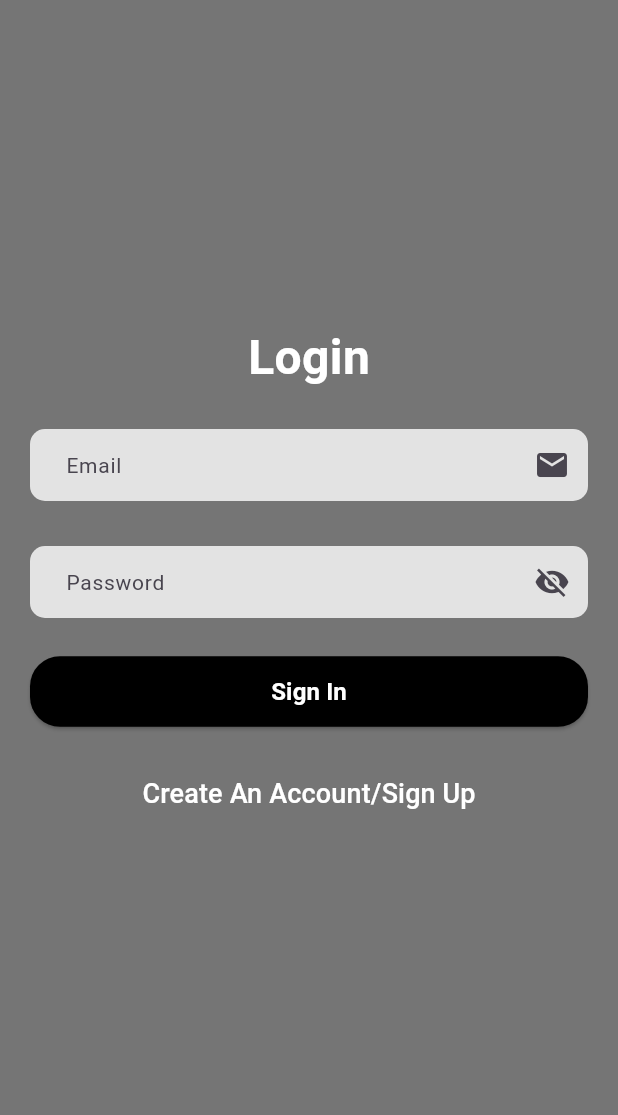
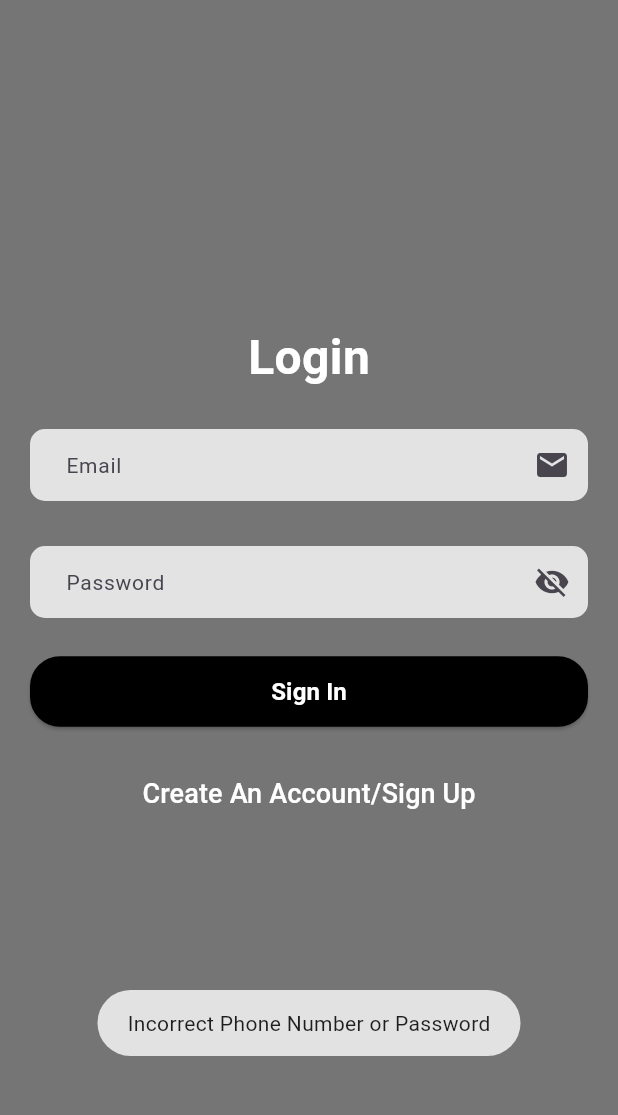
Before and after one commit to Rishav549/qr_protect, a Flutter app: the screen it shows after launch, after a tap on "Sign In", on a phone screen of 412 x 824 dp, the part 84-1199 px from its top. Run offline on Flutter 3.47's test engine with Material 3 defaults, Android fonts, the phone set to English and light mode, and no system bars; our stand-ins replace bloc, cloud_firestore, file_picker, firebase_auth, firebase_core, flutter_bloc and 2 more; accounts and stored records are empty; network calls fail.

Commit message:
feat: login error state provided

```diff
--- a/lib/routes/login.dart
+++ b/lib/routes/login.dart
@@ -37,6 +37,9 @@ class _LoginState extends State<Login> {
             listener: (context, state) {
               if (state is AuthenticationLoadingState) {
                 const Center(child: CircularProgressIndicator());
+              } else if (state is AuthenticationErrorState) {
+                Fluttertoast.showToast(
+                    msg: "Incorrect Phone Number or Password");
               } else if (state is AuthenticationLoggedInState) {
                 Fluttertoast.showToast(msg: "Logged In");
                 Navigator.push(context, MaterialPageRoute(builder: (context) {
```
